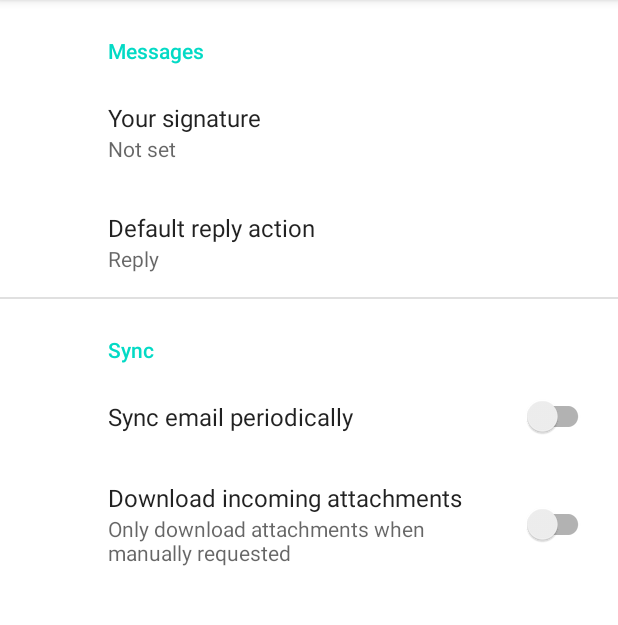
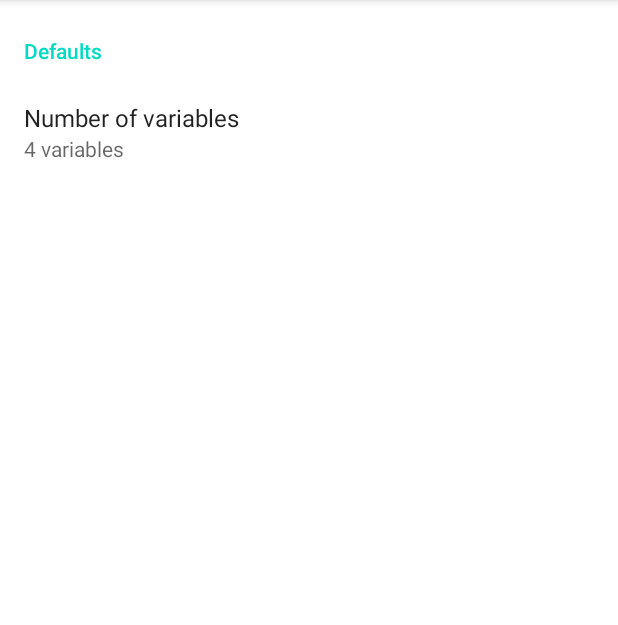
Before and after one commit to LindelwaSfiso/k_map_android_app, an Android app: the fragment SettingsFragment shown on its own in the app's theme, on a phone screen of 412 x 824 dp, the part 84-709 px from its top. Run offline under Robolectric (Android 15) with nearby library versions, the phone set to English and light mode, and no system bars; our stand-ins replace androidx.preference.

Commit message:
Initial Commit, App stable [16/01/22]
Signed-off-by: LindelwaSfiso <SfisoLindelwa@users.noreply.github.com>

```diff
--- a/app/src/main/java/org/xhanka/k_map/lib/Solver.java
+++ b/app/src/main/java/org/xhanka/k_map/lib/Solver.java
@@ -466,7 +466,6 @@ public class Solver implements Runnable {
                         }
                         for (int i = 0; i < lstPrime.size(); i++) {
                             if (lstPrime.get(i).isTrue(lstOnes.get(k))) {
-                                if (QuineMcCluskey) {
                                 if (grouped) {
                                     QMinternals.append(" + ");
                                 } else {
@@ -474,7 +473,6 @@ public class Solver implements Runnable {
                                     grouped = true;
                                 }
                                 QMinternals.append((char) ('A' + i));
-                                }
                             }
                         }
                         if (grouped) {
--- a/app/src/main/res/menu/menu_main.xml
+++ b/app/src/main/res/menu/menu_main.xml
@@ -7,10 +7,4 @@
         android:orderInCategory="100"
         android:title="@string/action_settings"
         app:showAsAction="never" />
-    <item
-        android:id="@+id/action_change_variables"
-        android:orderInCategory="100"
-        android:title="@string/change_variable"
-        android:icon="@drawable/ic_change_variables"
-        app:showAsAction="ifRoom" />
 </menu>
--- a/app/src/main/res/values/arrays.xml
+++ b/app/src/main/res/values/arrays.xml
@@ -17,4 +17,12 @@
         <item>5 variables</item>
         <item>6 variables</item>
     </string-array>
+
+    <string-array name="change_variables_options_values">
+        <item>2_variables</item>
+        <item>3_variables</item>
+        <item>4_variables</item>
+        <item>5_variables</item>
+        <item>6_variables</item>
+    </string-array>
 </resources>
--- a/app/src/main/res/xml/root_preferences.xml
+++ b/app/src/main/res/xml/root_preferences.xml
@@ -1,35 +1,32 @@
 <PreferenceScreen xmlns:app="http://schemas.android.com/apk/res-auto">
 
-    <PreferenceCategory app:title="@string/messages_header">
-
-        <EditTextPreference
-            app:key="signature"
-            app:title="@string/signature_title"
-            app:useSimpleSummaryProvider="true" />
+    <PreferenceCategory
+        app:title="Defaults"
+        app:iconSpaceReserved="false">
 
         <ListPreference
-            app:defaultValue="reply"
-            app:entries="@array/reply_entries"
-            app:entryValues="@array/reply_values"
-            app:key="reply"
-            app:title="@string/reply_title"
+            app:iconSpaceReserved="false"
+            app:defaultValue="4_variables"
+            app:entries="@array/change_variables_options"
+            app:entryValues="@array/change_variables_options_values"
+            app:key="variables"
+            app:title="Number of variables"
+            app:summary="Change the number of default variables"
             app:useSimpleSummaryProvider="true" />
 
     </PreferenceCategory>
 
-    <PreferenceCategory app:title="@string/sync_header">
+    <!--    <PreferenceCategory app:title="About">-->
 
-        <SwitchPreferenceCompat
-            app:key="sync"
-            app:title="@string/sync_title" />
+    <!--        <ListPreference-->
+    <!--            app:entries="@array/change_variables_options"-->
+    <!--            app:entryValues="@array/change_variables_options_values"-->
+    <!--            app:key="about"-->
+    <!--            app:enabled="false"-->
+    <!--            app:title="Contact US"-->
+    <!--            app:summary="sfisolindelwa@gmail.com"-->
+    <!--            app:useSimpleSummaryProvider="true" />-->
 
-        <SwitchPreferenceCompat
-            app:dependency="sync"
-            app:key="attachment"
-            app:summaryOff="@string/attachment_summary_off"
-            app:summaryOn="@string/attachment_summary_on"
-            app:title="@string/attachment_title" />
-
-    </PreferenceCategory>
+    <!--    </PreferenceCategory>-->
 
 </PreferenceScreen>
```
Also changed, not shown: app/src/main/java/org/xhanka/k_map/ui/HomeFragment.kt (+9 -1 lines), app/src/main/res/navigation/nav_graph.xml (+8 -0 lines), app/src/main/java/org/xhanka/k_map/lib/Solutions.kt (line endings or trailing spaces), 5 other files. Lines whose indentation alone changed are shown as unchanged.
